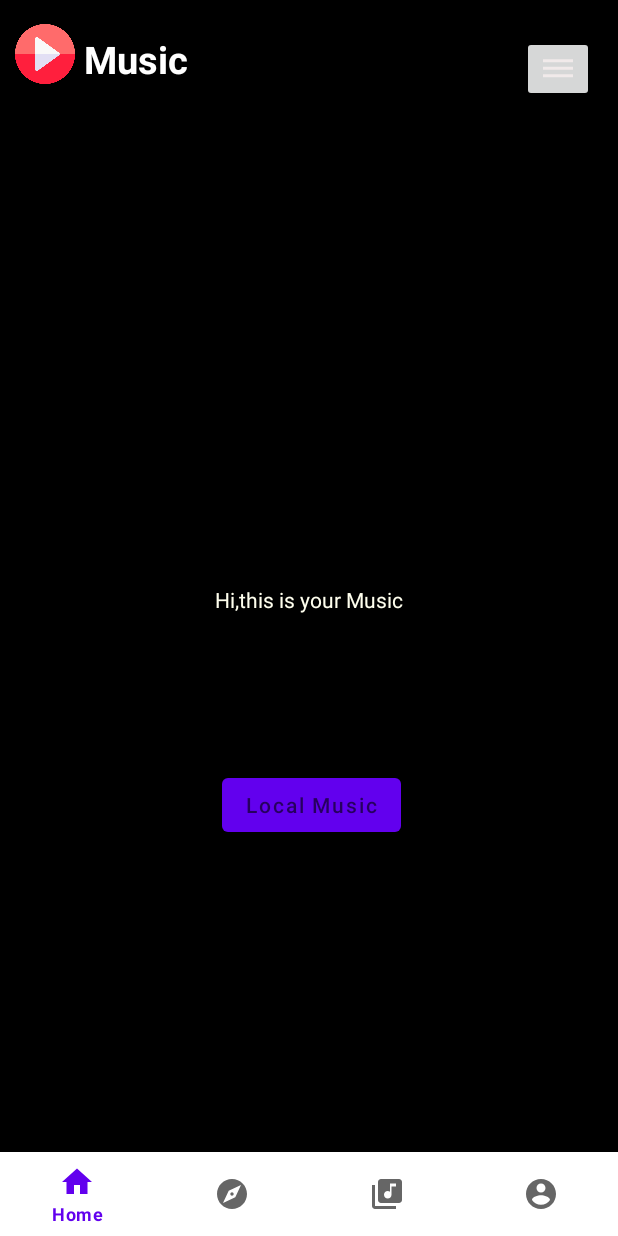
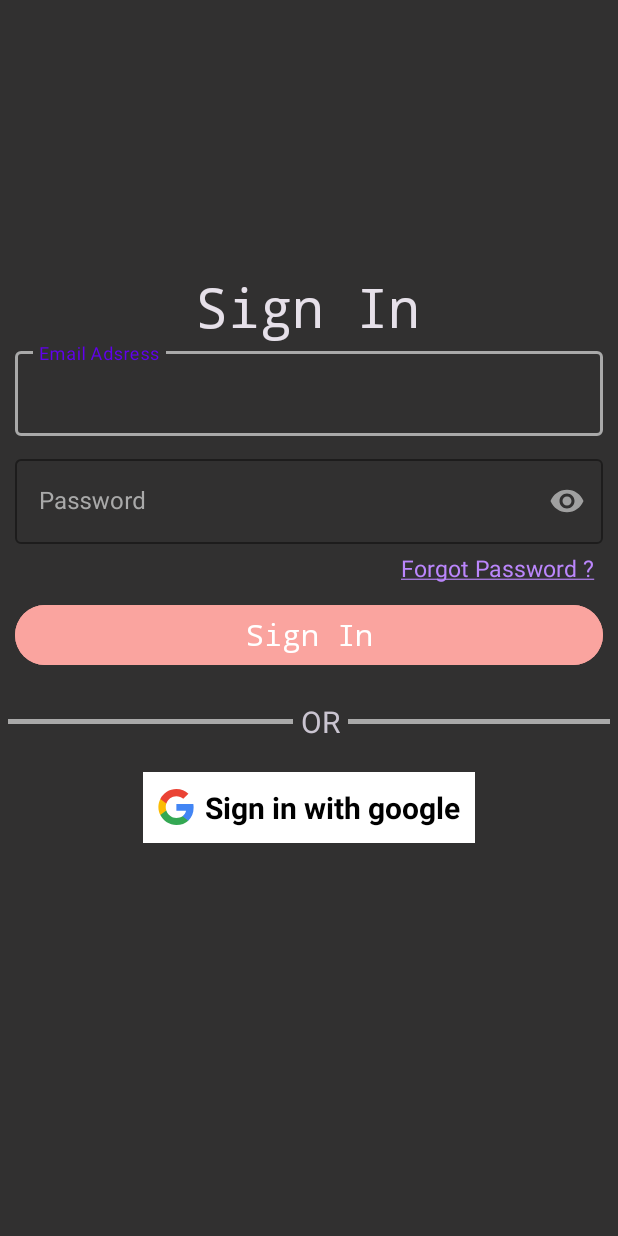
Before and after one commit to Bapan2003/Your-Music, an Android app: the screen it shows after launch (MainActivity before the commit, LoginActivity after it), on a phone screen of 412 x 824 dp. Run offline under Robolectric (Android 15) with nearby library versions, the phone set to English and light mode, and no system bars.

Commit message:
sign in page added and ui changes

```diff
--- a/app/build.gradle
+++ b/app/build.gradle
@@ -34,10 +34,11 @@ android {
 
 dependencies {
 
-    implementation 'androidx.appcompat:appcompat:1.5.0'
+    implementation 'androidx.appcompat:appcompat:1.5.1'
     implementation 'com.google.android.material:material:1.6.1'
     implementation 'androidx.constraintlayout:constraintlayout:2.1.4'
-    implementation 'androidx.annotation:annotation:1.2.0'
+    implementation 'androidx.annotation:annotation:1.4.0'
+    implementation 'de.hdodenhof:circleimageview:3.1.0'
     implementation 'androidx.lifecycle:lifecycle-livedata-ktx:2.5.1'
     implementation 'androidx.lifecycle:lifecycle-viewmodel-ktx:2.5.1'
     testImplementation 'junit:junit:4.13.2'
--- a/app/src/main/java/com/example/yourmusic/Dehaze.java
+++ b/app/src/main/java/com/example/yourmusic/Dehaze.java
@@ -17,7 +17,7 @@ public class Dehaze extends AppCompatActivity {
         super.onCreate(savedInstanceState);
         setContentView(R.layout.activity_dehez);
         this.getWindow().setFlags(WindowManager.LayoutParams.FLAG_FULLSCREEN, WindowManager.LayoutParams.FLAG_FULLSCREEN);
-        getSupportActionBar().hide();
+
 //        navigationView.setNavigationItemSelectedListener(new NavigationView.OnNavigationItemSelectedListener() {
 //            @Override
 //            public boolean onNavigationItemSelected(@NonNull MenuItem item) {
--- a/app/src/main/java/com/example/yourmusic/FileSongs.java
+++ b/app/src/main/java/com/example/yourmusic/FileSongs.java
@@ -27,7 +27,7 @@ public class FileSongs extends AppCompatActivity {
     protected void onCreate(Bundle savedInstanceState) {
         super.onCreate(savedInstanceState);
         this.getWindow().setFlags(WindowManager.LayoutParams.FLAG_FULLSCREEN, WindowManager.LayoutParams.FLAG_FULLSCREEN);
-        getSupportActionBar().hide();
+
         setContentView(R.layout.activity_file_songs);
         recycler_view=findViewById(R.id.recylcle_view);
         no_song_found=findViewById(R.id.no_song_found);
--- /dev/null
+++ b/app/src/main/java/com/example/yourmusic/LoginActivity.java
@@ -0,0 +1,35 @@
+package com.example.yourmusic;
+
+import androidx.appcompat.app.AppCompatActivity;
+import androidx.appcompat.widget.AppCompatEditText;
+import androidx.appcompat.widget.AppCompatTextView;
+import androidx.appcompat.widget.Toolbar;
+
+import android.content.Intent;
+import android.os.Bundle;
+import android.view.View;
+import android.widget.Button;
+
+import com.google.android.material.textfield.TextInputEditText;
+
+public class LoginActivity extends AppCompatActivity {
+//TextInputEditText loginEmail,loginPassword;
+    Button button;
+    @Override
+    protected void onCreate(Bundle savedInstanceState) {
+        super.onCreate(savedInstanceState);
+        setContentView(R.layout.activity_login);
+        //loginEmail=findViewById(R.id.logInEmailIdEditText);
+       // loginPassword=findViewById(R.id.logInPasswordEditText);
+       button= findViewById(R.id.buttonSignIn);
+
+        button.setOnClickListener(new View.OnClickListener() {
+            @Override
+            public void onClick(View view) {
+                Intent i=new Intent(LoginActivity.this,MainActivity.class);
+                startActivity(i);
+            }
+        });
+
+    }
+}
--- a/app/src/main/java/com/example/yourmusic/MainActivity.java
+++ b/app/src/main/java/com/example/yourmusic/MainActivity.java
@@ -37,7 +37,7 @@ public class MainActivity extends AppCompatActivity {
         super.onCreate(savedInstanceState);
         setContentView(R.layout.activity_main);
         this.getWindow().setFlags(WindowManager.LayoutParams.FLAG_FULLSCREEN, WindowManager.LayoutParams.FLAG_FULLSCREEN);
-        getSupportActionBar().hide();
+
         btnDehaze=findViewById(R.id.dehaze);
         btnDehaze.setOnClickListener(new View.OnClickListener() {
             @Override
--- a/app/src/main/java/com/example/yourmusic/SplashActivity.java
+++ b/app/src/main/java/com/example/yourmusic/SplashActivity.java
@@ -15,11 +15,10 @@ public class SplashActivity extends AppCompatActivity {
         setContentView(R.layout.activity_splash);
 
         this.getWindow().setFlags(WindowManager.LayoutParams.FLAG_FULLSCREEN,WindowManager.LayoutParams.FLAG_FULLSCREEN);
-        getSupportActionBar().hide();
         new Handler().postDelayed(new Runnable() {
             @Override
             public void run() {
-                Intent iHome=new Intent(SplashActivity.this,MainActivity.class);
+                Intent iHome=new Intent(SplashActivity.this,LoginActivity.class);
                 startActivity(iHome);
                 finish();
             }
--- /dev/null
+++ b/app/src/main/res/drawable/ic_google_logo.xml
@@ -0,0 +1,18 @@
+<vector xmlns:android="http://schemas.android.com/apk/res/android"
+    android:width="24dp"
+    android:height="24dp"
+    android:viewportWidth="24"
+    android:viewportHeight="24">
+  <path
+      android:pathData="M23.745,12.27C23.745,11.48 23.675,10.73 23.555,10L12.255,10L12.255,14.51L18.725,14.51C18.435,15.99 17.585,17.24 16.325,18.09L16.325,21.09L20.185,21.09C22.445,19 23.745,15.92 23.745,12.27Z"
+      android:fillColor="#4285F4"/>
+  <path
+      android:pathData="M12.255,24C15.495,24 18.205,22.92 20.185,21.09L16.325,18.09C15.245,18.81 13.875,19.25 12.255,19.25C9.125,19.25 6.475,17.14 5.525,14.29L1.545,14.29L1.545,17.38C3.515,21.3 7.565,24 12.255,24Z"
+      android:fillColor="#34A853"/>
+  <path
+      android:pathData="M5.525,14.29C5.275,13.57 5.145,12.8 5.145,12C5.145,11.2 5.285,10.43 5.525,9.71L5.525,6.62L1.545,6.62C0.725,8.24 0.255,10.06 0.255,12C0.255,13.94 0.725,15.76 1.545,17.38L5.525,14.29Z"
+      android:fillColor="#FBBC05"/>
+  <path
+      android:pathData="M12.255,4.75C14.025,4.75 15.605,5.36 16.855,6.55L20.275,3.13C18.205,1.19 15.495,0 12.255,0C7.565,0 3.515,2.7 1.545,6.62L5.525,9.71C6.475,6.86 9.125,4.75 12.255,4.75Z"
+      android:fillColor="#EA4335"/>
+</vector>
--- /dev/null
+++ b/app/src/main/res/drawable/ic_show_password.xml
@@ -0,0 +1,5 @@
+<vector android:height="24dp" android:tint="#000000"
+    android:viewportHeight="24" android:viewportWidth="24"
+    android:width="24dp" xmlns:android="http://schemas.android.com/apk/res/android">
+    <path android:fillColor="@android:color/white" android:pathData="M12,4.5C7,4.5 2.73,7.61 1,12c1.73,4.39 6,7.5 11,7.5s9.27,-3.11 11,-7.5c-1.73,-4.39 -6,-7.5 -11,-7.5zM12,17c-2.76,0 -5,-2.24 -5,-5s2.24,-5 5,-5 5,2.24 5,5 -2.24,5 -5,5zM12,9c-1.66,0 -3,1.34 -3,3s1.34,3 3,3 3,-1.34 3,-3 -1.34,-3 -3,-3z"/>
+</vector>
--- /dev/null
+++ b/app/src/main/res/layout/activity_login.xml
@@ -0,0 +1,146 @@
+<?xml version="1.0" encoding="utf-8"?>
+<androidx.constraintlayout.widget.ConstraintLayout xmlns:android="http://schemas.android.com/apk/res/android"
+    xmlns:app="http://schemas.android.com/apk/res-auto"
+    xmlns:tools="http://schemas.android.com/tools"
+    android:layout_width="match_parent"
+    android:layout_height="match_parent"
+    android:background="@color/dark_gray"
+    tools:context=".LoginActivity">
+
+    <androidx.appcompat.widget.AppCompatTextView
+        android:id="@+id/appCompatTextView"
+        style="@style/TextAppearance.AppCompat"
+        android:layout_width="wrap_content"
+        android:layout_height="wrap_content"
+        android:layout_marginTop="180dp"
+        android:fontFamily="monospace"
+        android:text="Sign In"
+        android:textSize="36sp"
+        android:textStyle="normal"
+        app:layout_constraintEnd_toEndOf="parent"
+        app:layout_constraintHorizontal_bias="0.498"
+        app:layout_constraintStart_toStartOf="parent"
+        app:layout_constraintTop_toTopOf="parent" />
+
+    <com.google.android.material.textfield.TextInputLayout
+        android:id="@+id/logInEmailIdEditText"
+        style="@style/Widget.MaterialComponents.TextInputLayout.OutlinedBox"
+        android:layout_width="match_parent"
+        android:layout_height="wrap_content"
+        android:hint="Email Adsress"
+        android:layout_marginStart="10dp"
+        android:layout_marginEnd="10dp"
+        app:boxStrokeColor="@color/light_dark_gray"
+        android:textColorHint="@color/light_dark_gray"
+        app:layout_constraintEnd_toEndOf="parent"
+        app:layout_constraintStart_toStartOf="parent"
+        app:layout_constraintTop_toBottomOf="@+id/appCompatTextView"
+        >
+
+        <com.google.android.material.textfield.TextInputEditText
+            android:layout_width="match_parent"
+            android:layout_height="wrap_content"
+            android:inputType="textEmailAddress"
+            />
+
+    </com.google.android.material.textfield.TextInputLayout>
+
+    <com.google.android.material.textfield.TextInputLayout
+        android:id="@+id/logInPasswordEditText"
+        style="@style/Widget.MaterialComponents.TextInputLayout.OutlinedBox"
+        android:layout_width="match_parent"
+        android:layout_height="wrap_content"
+        android:layout_marginTop="10dp"
+        android:layout_marginStart="10dp"
+        android:layout_marginEnd="10dp"
+        android:hint="Password"
+        app:passwordToggleEnabled="true"
+        app:boxStrokeColor="@color/light_dark_gray"
+        android:textColorHint="@color/light_dark_gray"
+        app:layout_constraintEnd_toEndOf="parent"
+        app:layout_constraintStart_toStartOf="parent"
+        app:layout_constraintTop_toBottomOf="@+id/logInEmailIdEditText">
+
+        <com.google.android.material.textfield.TextInputEditText
+            android:layout_width="match_parent"
+            android:layout_height="wrap_content"
+            android:inputType="textPassword"
+          />
+
+    </com.google.android.material.textfield.TextInputLayout>
+    <TextView
+        android:id="@+id/txtForgetPassword"
+        android:layout_width="wrap_content"
+        android:layout_height="wrap_content"
+        android:text="@string/Forgot_Password"
+        android:layout_marginTop="5dp"
+        android:textColor="@color/purple_200"
+        android:textSize="15sp"
+        app:layout_constraintEnd_toEndOf="parent"
+        app:layout_constraintHorizontal_bias="0.945"
+        app:layout_constraintStart_toStartOf="parent"
+        app:layout_constraintTop_toBottomOf="@+id/logInPasswordEditText" />
+
+    <Button
+        android:id="@+id/buttonSignIn"
+        android:layout_width="0dp"
+        android:layout_height="wrap_content"
+        android:layout_marginStart="10dp"
+        android:layout_marginLeft="10dp"
+        android:layout_marginTop="10dp"
+        android:layout_marginEnd="10dp"
+        android:layout_marginRight="10dp"
+        android:backgroundTint="#faa49f"
+        android:fontFamily="monospace"
+        android:text="Sign In"
+        android:textSize="20sp"
+        app:layout_constraintEnd_toEndOf="parent"
+        app:layout_constraintStart_toStartOf="parent"
+        app:layout_constraintTop_toBottomOf="@+id/txtForgetPassword" />
+
+    <LinearLayout
+        android:id="@+id/linearLayout"
+        android:layout_width="match_parent"
+        android:layout_height="wrap_content"
+        android:gravity="center"
+        android:layout_marginTop="20dp"
+        android:orientation="horizontal"
+        app:layout_constraintEnd_toEndOf="parent"
+        app:layout_constraintStart_toStartOf="parent"
+        app:layout_constraintTop_toBottomOf="@+id/buttonSignIn">
+
+        <View
+            android:layout_width="190dp"
+            android:layout_height="3dp"
+            android:layout_margin="5dp"
+            android:background="@color/light_dark_gray" />
+
+        <TextView
+            android:layout_width="wrap_content"
+            android:layout_height="wrap_content"
+            android:text="OR"
+            android:textSize="20sp" />
+
+        <View
+            android:layout_width="wrap_content"
+            android:layout_height="3dp"
+            android:layout_margin="5dp"
+            android:background="@color/light_dark_gray" />
+    </LinearLayout>
+
+    <TextView
+        android:layout_width="wrap_content"
+        android:layout_height="wrap_content"
+        android:background="@color/white"
+        android:drawablePadding="7dp"
+        android:text="Sign in with google"
+        android:padding="10dp"
+        android:textColor="@color/black"
+        android:layout_marginTop="20dp"
+        android:textSize="20sp"
+        android:textStyle="bold"
+        app:drawableStartCompat="@drawable/ic_google_logo"
+        app:layout_constraintEnd_toEndOf="parent"
+        app:layout_constraintStart_toStartOf="parent"
+        app:layout_constraintTop_toBottomOf="@+id/linearLayout" />
+</androidx.constraintlayout.widget.ConstraintLayout>
--- a/app/src/main/res/values-night/themes.xml
+++ b/app/src/main/res/values-night/themes.xml
@@ -1,6 +1,6 @@
 <resources xmlns:tools="http://schemas.android.com/tools">
     <!-- Base application theme. -->
-    <style name="Theme.YourMusic" parent="Theme.MaterialComponents.DayNight.DarkActionBar">
+    <style name="Theme.YourMusic" parent="Theme.Material3.Dark.NoActionBar">
         <!-- Primary brand color. -->
         <item name="colorPrimary">@color/purple_200</item>
         <item name="colorPrimaryVariant">@color/purple_700</item>
@@ -13,4 +13,5 @@
         <item name="android:statusBarColor" tools:targetApi="l">?attr/colorPrimaryVariant</item>
         <!-- Customize your theme here. -->
     </style>
+
 </resources>
--- a/app/src/main/res/values/colors.xml
+++ b/app/src/main/res/values/colors.xml
@@ -7,4 +7,6 @@
     <color name="teal_700">#FF018786</color>
     <color name="black">#FF000000</color>
     <color name="white">#FFFFFFFF</color>
+    <color name="dark_gray">#313030</color>
+    <color name="light_dark_gray">#A9A9A9</color>
 </resources>
--- a/app/src/main/res/values/themes.xml
+++ b/app/src/main/res/values/themes.xml
@@ -1,6 +1,6 @@
 <resources xmlns:tools="http://schemas.android.com/tools">
     <!-- Base application theme. -->
-    <style name="Theme.YourMusic" parent="Theme.MaterialComponents.DayNight.DarkActionBar">
+    <style name="Theme.YourMusic" parent="Theme.Material3.Dark.NoActionBar">
         <!-- Primary brand color. -->
         <item name="colorPrimary">@color/purple_500</item>
         <item name="colorPrimaryVariant">@color/purple_700</item>
@@ -13,4 +13,9 @@
         <item name="android:statusBarColor" tools:targetApi="l">?attr/colorPrimaryVariant</item>
         <!-- Customize your theme here. -->
     </style>
+
+    <style name="ShapeAppearance.App.SmallComponent" parent="ShapeAppearance.MaterialComponents.SmallComponent">
+        <item name="cornerFamily">cut</item>
+        <item name="cornerSize">4dp</item>
+    </style>
 </resources>
```
Also changed, not shown: app/src/main/AndroidManifest.xml (+6 -3 lines), app/src/main/java/com/example/yourmusic/LogIn.java (deleted, +0 -17 lines), app/src/main/res/layout/activity_log_in.xml (deleted, +0 -124 lines), app/src/main/res/drawable-v24/bgsplash.jpg (deleted), app/src/main/res/drawable-v24/download.png (deleted), app/src/main/res/drawable-v24/google_icon.jpg (deleted), app/src/main/res/drawable-v24/img_avatar.png (added).
